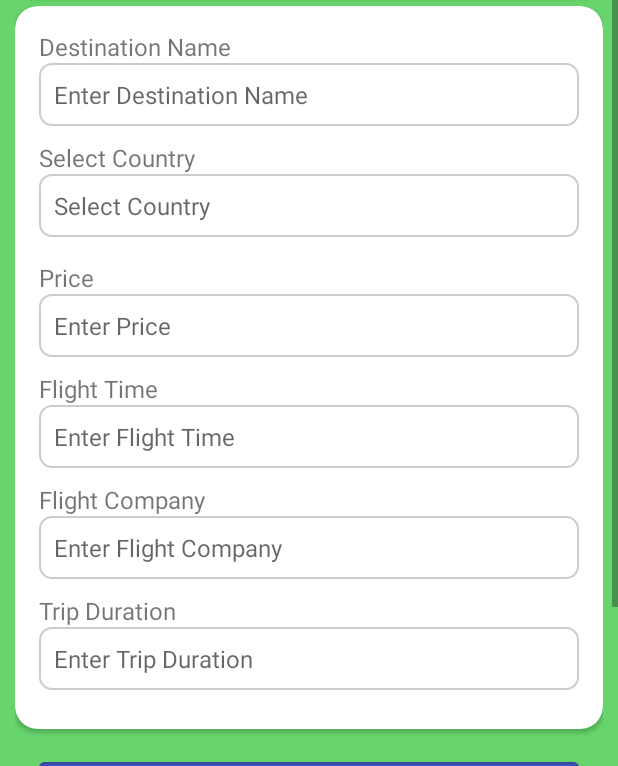
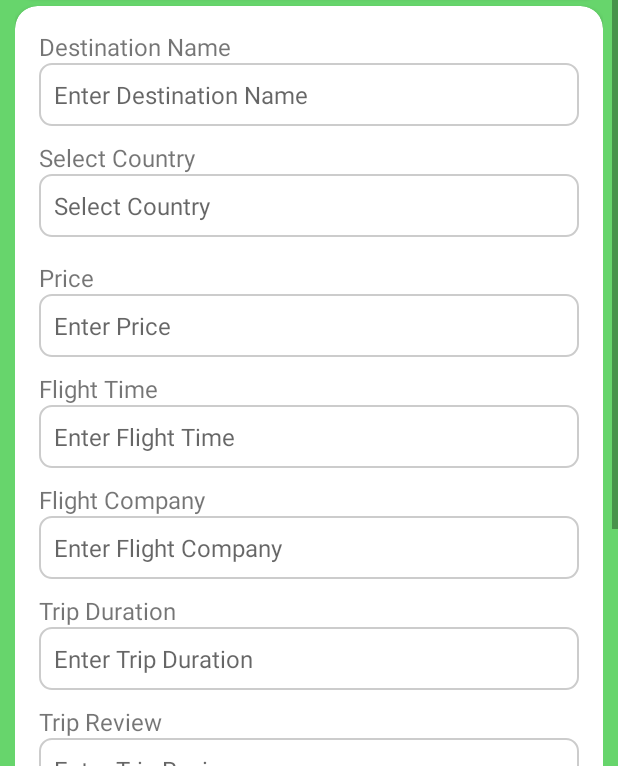
Before and after one commit to shilat183/KotlinTrips, an Android app: the layout fragment_destination_detail.xml on its own in the app's theme, with its tools: preview values and no code run, on a phone screen of 412 x 824 dp, the part 470-1236 px from its top. Run offline under Robolectric (Android 15) with nearby library versions, the phone set to English and light mode, and no system bars.

Commit message:
Final design, added destination review field

```diff
--- a/app/build.gradle
+++ b/app/build.gradle
@@ -60,6 +60,4 @@ dependencies {
     implementation("androidx.lifecycle:lifecycle-livedata-ktx:2.4.1")
     implementation 'com.google.firebase:firebase-crashlytics-ktx:18.3.2'
     implementation 'com.google.firebase:firebase-analytics-ktx:21.2.0'
-
-    implementation 'com.github.ibrahimsn98:SmoothBottomBar:1.7.9'
 }
--- a/app/src/main/java/com/trips/project/presentation/ui/adapter/DestinationAdapter.kt
+++ b/app/src/main/java/com/trips/project/presentation/ui/adapter/DestinationAdapter.kt
@@ -38,6 +38,7 @@ class DestinationAdapter(
                 putString("flight_time", destination.flight_time)
                 putString("flight_company", destination.flight_company)
                 putString("trip_duration", destination.trip_duration)
+                putString("trip_review", destination.trip_review)
                 putBoolean("isEdit", isEdit)
             }
             val navController = fragmentActivity.supportFragmentManager.findFragmentById(R.id.nav_host_fragment) as NavHostFragment
--- a/app/src/main/res/drawable/bg_rounded_header_primary.xml
+++ b/app/src/main/res/drawable/bg_rounded_header_primary.xml
@@ -2,14 +2,14 @@
 <selector xmlns:android="http://schemas.android.com/apk/res/android">
     <item android:state_pressed="true">
         <shape android:shape="rectangle">
-            <solid android:color="@color/colorPrimaryDark"/>
+            <solid android:color="@color/background"/>
             <corners android:radius="8dp"/>
         </shape>
     </item>
     <item android:state_enabled="true">
         <shape android:shape="rectangle">
-            <solid android:color="@color/colorPrimary"/>
-            <corners android:bottomLeftRadius="20dp" android:bottomRightRadius="20dp" />
+            <solid android:color="@color/background"/>
+
         </shape>
     </item>
 </selector>
--- a/app/src/main/res/layout/fragment_destination_detail.xml
+++ b/app/src/main/res/layout/fragment_destination_detail.xml
@@ -168,6 +168,22 @@
                 android:padding="10dp"
                 android:layout_marginBottom="10dp" />
 
+            <TextView
+                android:layout_width="match_parent"
+                android:layout_height="wrap_content"
+                android:text="Trip Review"
+                android:textSize="16sp" />
+
+            <EditText
+                android:id="@+id/tripreview_edittext"
+                android:layout_width="match_parent"
+                android:layout_height="wrap_content"
+                android:hint="Enter Trip Review"
+                android:textSize="16sp"
+                android:background="@drawable/edit_text_bg_rounded"
+                android:padding="10dp"
+                android:layout_marginBottom="10dp" />
+
         </LinearLayout>
     </androidx.cardview.widget.CardView>
 
--- a/app/src/main/res/menu/bottom_menu.xml
+++ b/app/src/main/res/menu/bottom_menu.xml
@@ -3,18 +3,18 @@
     <item
         android:id="@+id/destinationListFragment"
         android:title="Home"
-        android:icon="@android:drawable/ic_menu_share" />
+        android:icon="@drawable/ic_home_menu_category" />
 
     <item
         android:id="@+id/myDestinationListFragment"
         android:title="My Destinations"
-        android:icon="@android:drawable/ic_menu_edit" />
+        android:icon="@drawable/ic_mode_list" />
 
 
 
     <item
         android:id="@+id/profileFragment"
         android:title="Profile"
-        android:icon="@android:drawable/ic_menu_myplaces" />
+        android:icon="@drawable/ic_account" />
 
 </menu>
```
Also changed, not shown: app/src/main/java/com/trips/project/data/model/DestinationModel.kt (+5 -2 lines), app/src/main/java/com/trips/project/data/model/DestinationViewModel.kt (+6 -3 lines), app/src/main/java/com/trips/project/presentation/ui/MainActivity.kt (+2 -8 lines), app/src/main/java/com/trips/project/presentation/ui/fragments/AddDestinationFragment.kt (+9 -5 lines), app/src/main/java/com/trips/project/presentation/ui/fragments/DestinationDetailFragment.kt (+12 -5 lines), app/src/main/res/layout/activity_main.xml (+0 -9 lines), app/src/main/res/layout/fragment_add_destination.xml (+16 -0 lines), app/src/main/res/drawable/ic_account.png (added), app/src/main/res/drawable/ic_home_menu_category.png (added), app/src/main/res/drawable/ic_mode_list.png (added).
